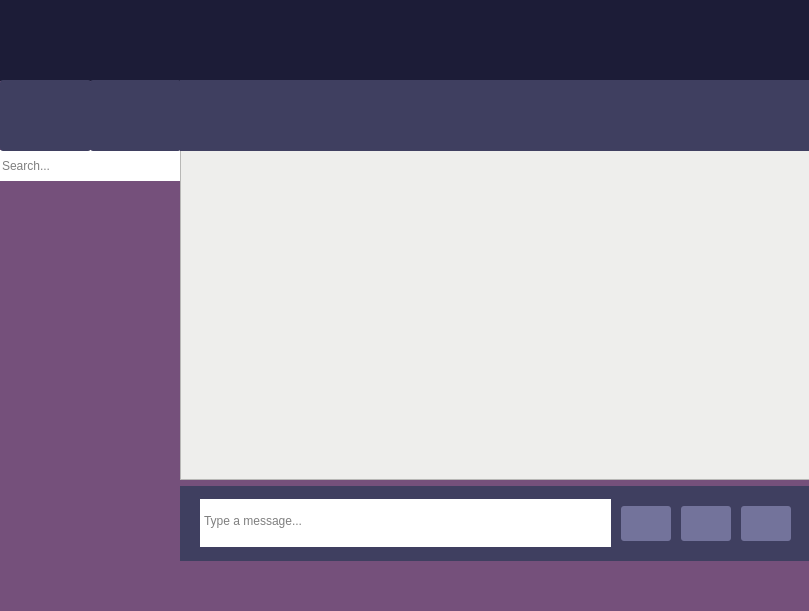
This is desktop/dialogs.ui in yutfut/messenger as Qt 5 draws it before an edit. The edited form follows.
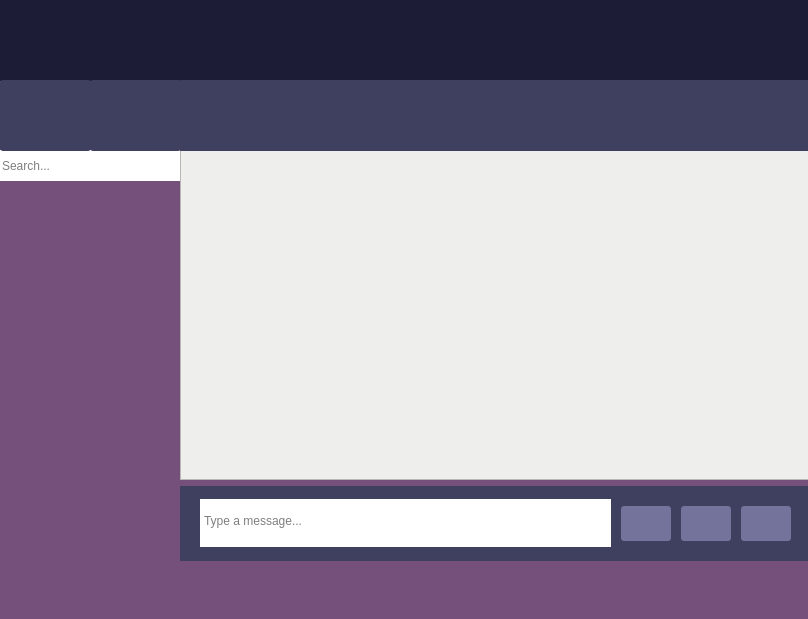
This is the edited form. Icons and pictures are not drawn.

The edit to the form file:
```diff
--- a/desktop/dialogs.ui
+++ b/desktop/dialogs.ui
@@ -6,8 +6,8 @@
    <rect>
     <x>0</x>
     <y>0</y>
-    <width>809</width>
-    <height>611</height>
+    <width>808</width>
+    <height>619</height>
    </rect>
   </property>
   <property name="windowTitle">
```
Left out of the diff: 2 changed lines with no effect on the pictures.
